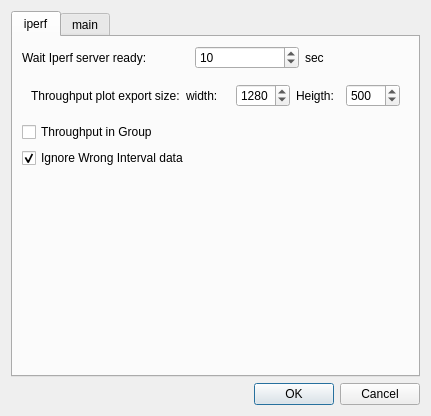
Above: qiperfc/src/dlgoption.ui from coolshou/qiperf before the change. Below: the same form after it.
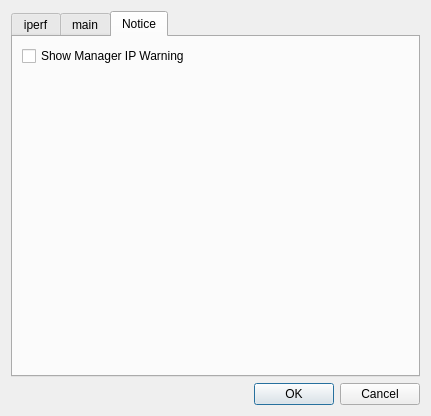
That is the form after the change. Icons and pictures are not drawn.

Commit message: add option showManagerIPWarning

```diff
--- a/qiperfc/src/dlgoption.ui
+++ b/qiperfc/src/dlgoption.ui
@@ -24,7 +24,7 @@
    <item>
     <widget class="QTabWidget" name="tabWidget">
      <property name="currentIndex">
-      <number>0</number>
+      <number>2</number>
      </property>
      <widget class="QWidget" name="tab_iperf">
       <attribute name="title">
@@ -238,6 +238,33 @@
        </item>
       </layout>
      </widget>
+     <widget class="QWidget" name="tab">
+      <attribute name="title">
+       <string>Notice</string>
+      </attribute>
+      <layout class="QVBoxLayout" name="verticalLayout_2">
+       <item>
+        <widget class="QCheckBox" name="cb_showManagerIPWarning">
+         <property name="text">
+          <string>Show Manager IP Warning</string>
+         </property>
+        </widget>
+       </item>
+       <item>
+        <spacer name="verticalSpacer_3">
+         <property name="orientation">
+          <enum>Qt::Vertical</enum>
+         </property>
+         <property name="sizeHint" stdset="0">
+          <size>
+           <width>20</width>
+           <height>40</height>
+          </size>
+         </property>
+        </spacer>
+       </item>
+      </layout>
+     </widget>
     </widget>
    </item>
    <item>
```
The commit also changes 2 other files.
